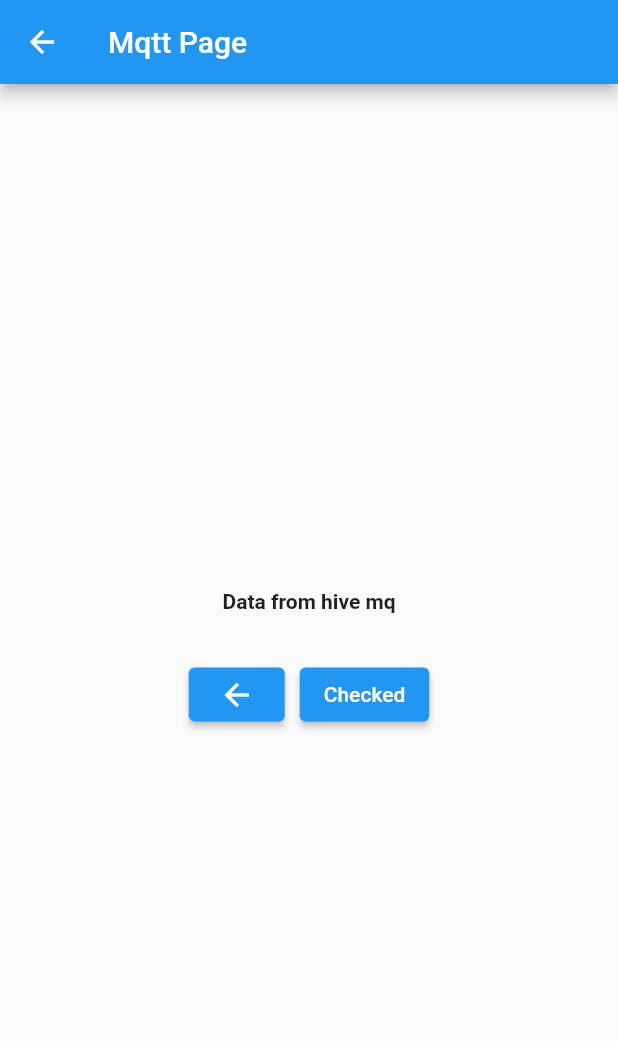
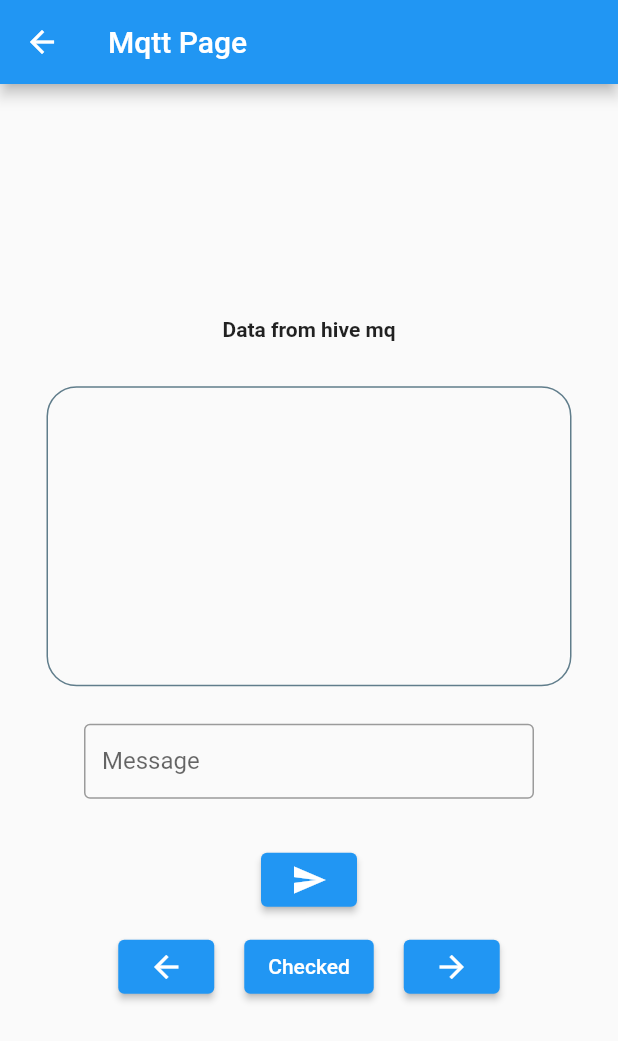
Before and after one commit to dekearthsa/Flutter_route_form_data, a Flutter app: the MqttPage screen opened directly, on a phone screen of 412 x 824 dp. Shown: the top 1041 px of the screen. Run offline on Flutter 3.47's test engine with Material 2 defaults, Android fonts, the phone set to English and light mode, and no system bars; our stand-ins replace dio, syncfusion_flutter_charts; missing offline and left inert: dart:ffi, mqtt_client.

Commit message:
add: mqtt pub msg

```diff
--- a/lib/main.dart
+++ b/lib/main.dart
@@ -12,6 +12,7 @@ import 'chart/lineChart.dart';
 import 'chart/barChart.dart';
 import 'chart/pieChart.dart';
 import 'mqtt/mqttMangement.dart';
+import './model/mqttMessage.dart';
 
 void main() {
   runApp(const MyApp());
@@ -429,7 +430,7 @@ class MyFormPage extends State<FormPage> {
                       ),
                       Container(
                         width: 110,
-                        margin: EdgeInsets.only(left: 10.0),
+                        margin: EdgeInsets.only(left: 10.0, right: 10.0),
                         child: ElevatedButton(
                           onPressed: () => {
                             Navigator.push(
@@ -914,9 +915,7 @@ class ChartPage extends StatefulWidget {
   MyChagePage createState() => MyChagePage();
 }
 
-
 class MyChagePage extends State<ChartPage> {
-
   @override
   Widget build(BuildContext context) {
     return Scaffold(
@@ -995,26 +994,67 @@ class MqttPage extends StatefulWidget {
 }
 
 class MyMqttPage extends State<MqttPage> {
-  final List<String> arrayMsg = [];
+  // List<MassageModel> message  = message();
+  List arrayMsg = [];
+  final _formKey = GlobalKey<FormState>();
   final String subTopic = 'topic/sub_test';
+  final String pubTopic = "topic/pub_test";
+  final builder = MqttClientPayloadBuilder();
 
+  String messageData = "";
+  // List arrayPushMsg = [];
+
+  var clientMq = mqttConnect();
   @override
   void initState() {
     super.initState();
-    var clientMq = mqttConnect();
     clientMq.then((setClient) => {
-      setClient.subscribe(subTopic, MqttQos.atMostOnce),
-      setClient.updates!.listen((dynamic c) {
-        final recMess = c![0].payload as MqttPublishMessage;
-        final message = MqttPublishPayload.bytesToStringAsString(recMess.payload.message!);
-        // print('message mqtt widget => $message');
-        arrayMsg.add(message);
-      })
+          setClient.subscribe(subTopic, MqttQos.atMostOnce),
+          setClient.updates!.listen((dynamic c) {
+            final recMess = c![0].payload as MqttPublishMessage;
+            final message = MqttPublishPayload.bytesToStringAsString(
+                recMess.payload.message!);
+            // print('message mqtt widget => $message');
+            genMsg('guest: $message');
+            // arrayMsg.add(message);
+          })
+        });
+  }
+
+  void haddleSendMessage() {
+    if (messageData != '') {
+      print('message => $messageData');
+      clientMq.then((setClient) {
+            builder.addString(messageData);
+            setClient.publishMessage(pubTopic, MqttQos.exactlyOnce, builder.payload!);
+            // var setupPayload = {
+            //   'userType': 'sender',
+            //   'message': messageData
+            // };
+            arrayMsg.add('me: $messageData');
+            builder.clear();
+            // client.unsubscribe(pubTopic);
+          });
+      _formKey.currentState!.reset();
+    }
+  }
+
+  void genMsg(String payload) {
+    setState(() {
+      print('adding $payload');
+
+      // var setupPayload = {
+      //   'userType': 'reciver',
+      //   'message': payload
+      // };
+
+      arrayMsg.add(payload);
     });
   }
 
-  void debuging () {
-    print('array corrector =>  $arrayMsg');
+  void debuging() {
+    print('array sub corrector =>  $arrayMsg');
+    // print('array pub corrector => $arrayPushMsg');
   }
 
   @override
@@ -1033,9 +1073,78 @@ class MyMqttPage extends State<MqttPage> {
                 style: TextStyle(fontWeight: FontWeight.bold),
               ),
             ),
-            Container(),
+            Container(
+              height: 200.0,
+              width: 350.0,
+              margin: EdgeInsets.only(top: 30.0),
+              padding: EdgeInsets.all(15.0),
+              decoration: BoxDecoration(
+                border: Border.all(color: Colors.blueGrey),
+                borderRadius: BorderRadius.circular(20),
+              ),
+              child: SingleChildScrollView(
+                scrollDirection: Axis.vertical,
+                child: Column(
+                  children: [
+                    for (var item in arrayMsg)
+                      Align(
+                          alignment: Alignment.centerRight,
+                          child: Container(
+                            child: Text(item),
+                          ),
+                        )
+                      // if(item.userType == 'sender')
+                      //   Align(
+                      //     alignment: Alignment.centerRight,
+                      //     child: Container(
+                      //       child: Text(item),
+                      //     ),
+                      //   )
+                      // else
+                      //   Align(
+                      //     alignment: Alignment.centerLeft,
+                      //     child: Container(
+                      //       child: Text(item),
+                      //     ),
+                      //   )
+                  ],
+                ),
+              ),
+            ),
+            Container(
+              margin: EdgeInsets.only(top: 25.0),
+              width: 300.0,
+              height: 50.0,
+              child: Form(
+                  key: _formKey,
+                  child: TextFormField(
+                    decoration: InputDecoration(
+                      labelText: "Message",
+                      border: OutlineInputBorder(),
+                    ),
+                    initialValue: '',
+                    onSaved: ((value) => setState(
+                          () {
+                            messageData = value!;
+                          },
+                        )),
+                  )),
+            ),
             Container(
               margin: EdgeInsets.only(top: 30.0),
+
+              child: ElevatedButton(
+                child: Icon(Icons.send),
+                onPressed: () {
+                  if(_formKey.currentState!.validate()){
+                    _formKey.currentState!.save();
+                    haddleSendMessage();
+                  }
+                },
+              ),
+            ),
+            Container(
+              margin: EdgeInsets.only(top: 10.0),
               child: Row(
                 mainAxisAlignment: MainAxisAlignment.center,
                 children: [
@@ -1047,13 +1156,19 @@ class MyMqttPage extends State<MqttPage> {
                     ),
                   ),
                   Container(
+                    margin: EdgeInsets.only(right: 10.0, left: 10.0),
                     child: ElevatedButton(
-                      child:  Text("Checked"),
-                      onPressed:() => {
-                        debuging()
-                      },
+                      child: Text("Checked"),
+                      onPressed: () => {debuging()},
                     ),
-                  )
+                  ),
+                  Container(
+                    margin: EdgeInsets.only(left: 10.0),
+                    child: ElevatedButton(
+                      onPressed: (() => {}),
+                      child: Icon(Icons.arrow_forward),
+                    ),
+                  ),
                 ],
               ),
             ),
--- /dev/null
+++ b/lib/model/mqttMessage.dart
@@ -0,0 +1,11 @@
+class MassageModel {
+  String senderType;
+  String message;
+
+  MassageModel({required this.senderType,required this.message });
+
+  static MassageModel fromJson(json) => MassageModel(
+    senderType: json['senderType'],
+    message: json['message']
+  );
+}
--- a/lib/mqtt/mqttSubModel.dart
+++ /dev/null
@@ -1,3 +0,0 @@
-void mssageIn (msg) {
-  return msg;
-}
```
Also changed, not shown: lib/mqtt/mqttPub.dart (deleted).
